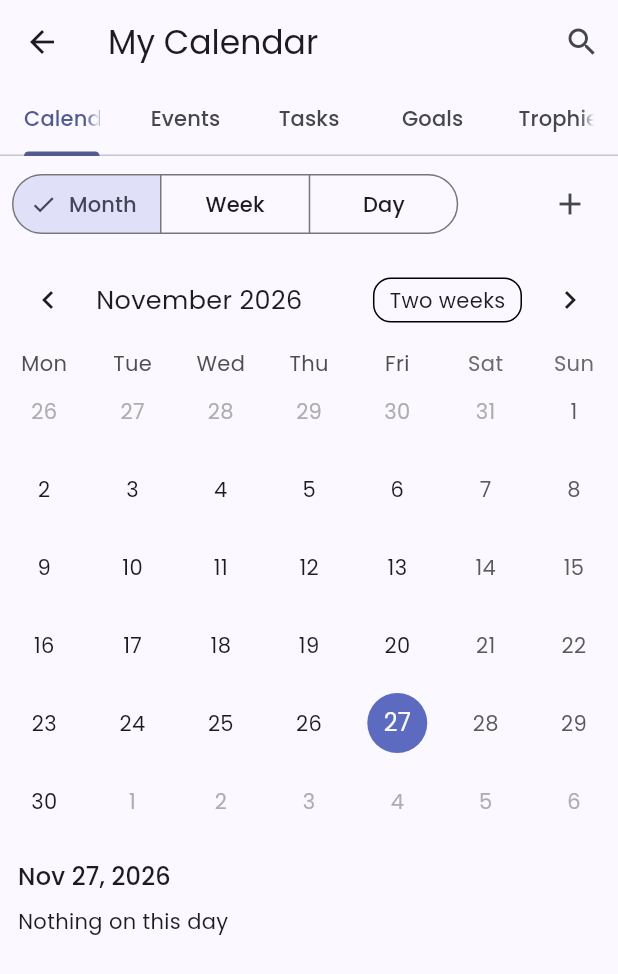
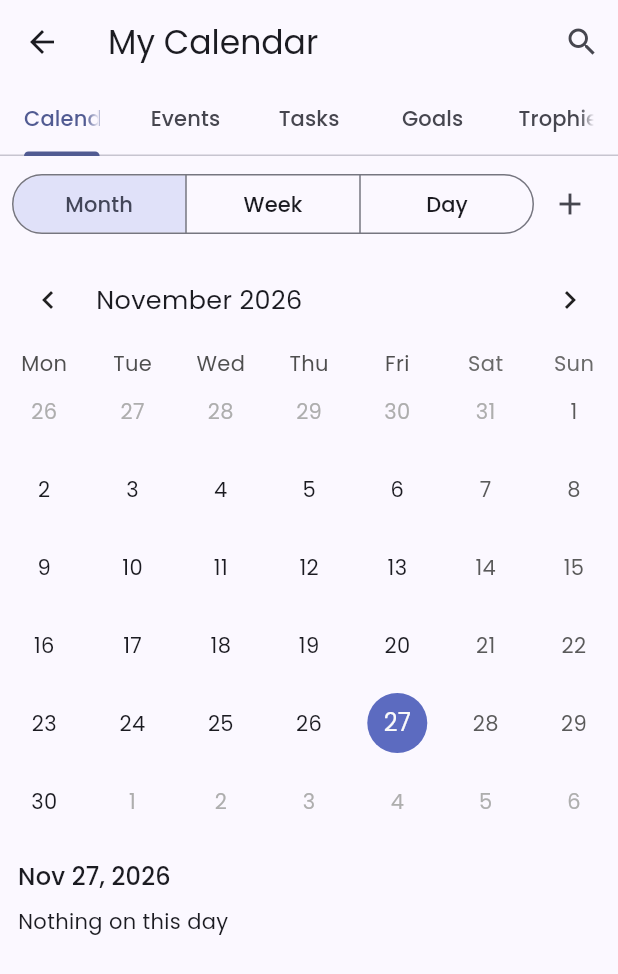
Before and after one commit to jeswinjose203/Believers_Palace, a Flutter app: the CalendarScreen screen opened directly, on a phone screen of 412 x 824 dp. Shown: the top 974 px of the screen. Run offline on Flutter 3.47's test engine with Material 3 defaults, Android fonts, the phone set to English and light mode, and no system bars; drawn by our look-alikes of table_calendar; our stand-ins replace file_picker, firebase_auth, firebase_core, firebase_messaging, flutter_local_notifications, flutter_riverpod and 2 more; accounts and stored records are empty; network calls fail.

Commit message:
calendar

```diff
--- a/frontend/lib/screens/calendar_screen.dart
+++ b/frontend/lib/screens/calendar_screen.dart
@@ -495,18 +495,20 @@ class _CalendarScreenState extends ConsumerState<CalendarScreen>
           padding: const EdgeInsets.all(8),
           child: Row(
             children: [
-              SegmentedButton<CalendarViewMode>(
+              Expanded(
+                child: SegmentedButton<CalendarViewMode>(
                   segments: [
                     ButtonSegment(value: CalendarViewMode.month, label: Text(context.tr('Month'))),
                     ButtonSegment(value: CalendarViewMode.week, label: Text(context.tr('Week'))),
                     ButtonSegment(value: CalendarViewMode.day, label: Text(context.tr('Day'))),
                   ],
                   selected: {ui.viewMode},
+                  showSelectedIcon: false,
                   onSelectionChanged: (s) async {
                     await ref.read(calendarProvider.notifier).setViewMode(s.first);
                   },
                 ),
-              const Spacer(),
+              ),
               IconButton(icon: const Icon(Icons.add), onPressed: _addEvent),
             ],
           ),
@@ -516,8 +518,6 @@ class _CalendarScreenState extends ConsumerState<CalendarScreen>
             locale: context.dateLocale,
             availableCalendarFormats: {
               CalendarFormat.month: context.tr('Month'),
-              CalendarFormat.twoWeeks: context.tr('Two weeks'),
-              CalendarFormat.week: context.tr('Week'),
             },
             firstDay: DateTime.utc(2020),
             lastDay: DateTime.utc(2035, 12, 31),
--- a/frontend/lib/screens/search_screen.dart
+++ b/frontend/lib/screens/search_screen.dart
@@ -200,7 +200,6 @@ class _ChurchCard extends StatelessWidget {
       child: Column(crossAxisAlignment: CrossAxisAlignment.start, children: [
         SizedBox(height: 150, width: double.infinity, child: Stack(fit: StackFit.expand, children: [
           if (photo != null && photo.isNotEmpty) Image.network(photo, fit: BoxFit.cover, errorBuilder: (_, __, ___) => _churchPlaceholder()) else _churchPlaceholder(),
-          if (featured) Positioned(right: 12, top: 10, child: Container(padding: const EdgeInsets.symmetric(horizontal: 10, vertical: 6), decoration: BoxDecoration(color: const Color(0xFFFCE6F5), borderRadius: BorderRadius.circular(20)), child: Text(context.tr('Great match'), style: const TextStyle(color: _plum, fontSize: 11, fontWeight: FontWeight.w700)))),
           if ((church.address ?? '').isNotEmpty) Positioned(left: 10, bottom: 10, child: Container(padding: const EdgeInsets.symmetric(horizontal: 8, vertical: 5), decoration: BoxDecoration(color: Colors.black.withValues(alpha: .58), borderRadius: BorderRadius.circular(14)), child: Text(church.address!, maxLines: 1, overflow: TextOverflow.ellipsis, style: const TextStyle(color: Colors.white, fontSize: 10)))),
         ])),
         Padding(padding: const EdgeInsets.fromLTRB(14, 10, 14, 12), child: Column(crossAxisAlignment: CrossAxisAlignment.start, children: [
```
Lines whose indentation alone changed are shown as unchanged.
